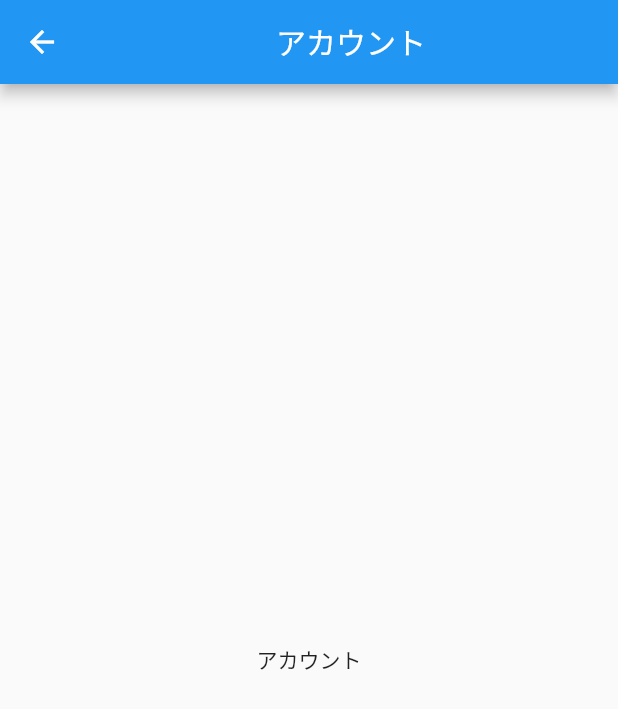
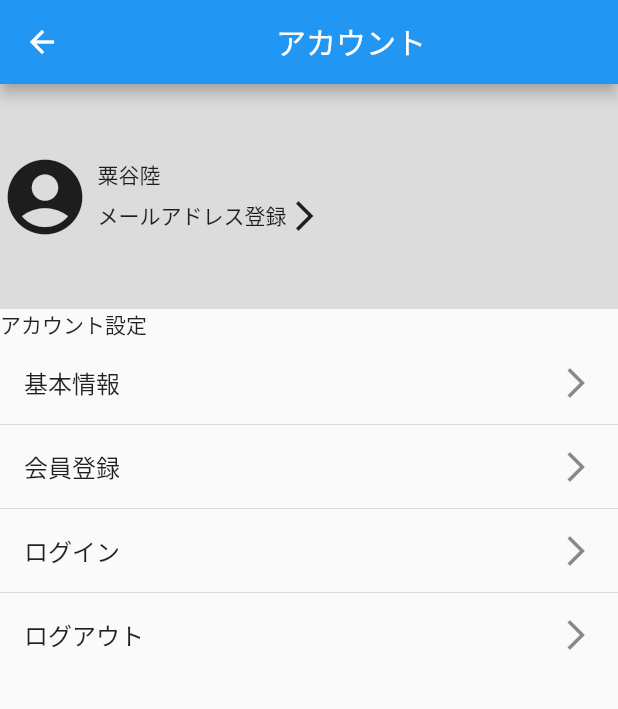
Before and after one commit to uchidaITSP/test_app, a Flutter app: the Acount screen opened directly, on a phone screen of 412 x 824 dp. Shown: the top 709 px of the screen. Run offline on Flutter 3.47's test engine with Material 2 defaults, Android fonts, the phone set to English and light mode, and no system bars.

Commit message:
アカウント画面変更

```diff
--- a/lib/routes/acaunt_route.dart
+++ b/lib/routes/acaunt_route.dart
@@ -15,8 +15,129 @@ class Acount extends StatelessWidget { // <- (※1)
             ],
           )
       ),
-      body: Center(child: Text("アカウント") // <- (※3)
+      body: Container(
+        child: Column(
+          children: <Widget>[
+            _Acounttop(),
+            _Acountmain(),
+          ],
+        ),
+      ) // <- (※3)
+    );
+  }
+}
+class _Acounttop extends StatelessWidget {
+  @override
+  Widget build(BuildContext context) {
+    return Container(
+      height: 150,
+      color: Colors.black12,
+      child: Row(
+        children: <Widget>[
+          Icon(
+            Icons.account_circle,size: 60,
+          ),
+          Expanded(
+            child: Column(
+              crossAxisAlignment: CrossAxisAlignment.start,
+              children: <Widget>[
+                Container(
+                  margin: const EdgeInsets.fromLTRB(5, 50, 0, 5),
+                  child: Text('粟谷陸'),
+                ),
+                Flexible(
+                  child: Row(
+                      children: <Widget>[
+                        Container(
+                          margin: EdgeInsets.fromLTRB(5, 0, 0, 0),
+                          child: Text('メールアドレス登録'),
+                        ),
+                        Icon(Icons.arrow_forward_ios)
+                      ]
+                  ),
+                )
+              ],
+            ),
+          ),
+        ],
       ),
     );
   }
 }
+
+class _Acountmain extends StatelessWidget {
+  @override
+  Widget build(BuildContext context) {
+    return Container(
+      width: double.infinity,
+      child: Column(
+        crossAxisAlignment: CrossAxisAlignment.start,
+        children: <Widget>[
+          Container(
+            child: Text('アカウント設定'),
+          ),
+          Container(
+            child:ListView(
+              scrollDirection: Axis.vertical,
+              shrinkWrap: true,
+
+              children: ListTile.divideTiles(
+                context: context,
+                tiles: [
+                  ListTile(
+                    title: Text('基本情報'),
+                    trailing: Icon(Icons.arrow_forward_ios),
+                    onTap: (){
+
+                    },
+                  ),
+                  ListTile(
+                    title: Text('会員登録'),
+                    trailing: Icon(Icons.arrow_forward_ios),
+                    onTap: (){
+
+                    },
+                  ),
+                  ListTile(
+                    title: Text('ログイン'),
+                    trailing: Icon(Icons.arrow_forward_ios),
+                    onTap: (){
+
+                    },
+                  ),
+                  ListTile(
+                    title: Text('ログアウト'),
+                    trailing: Icon(Icons.arrow_forward_ios),
+                    onTap: (){
+
+                    },
+                  ),
+                ],
+              ).toList(),
+
+//              children: <Widget>[
+//
+//                ListTile(
+//                  title: Text("基本情報"),
+//                  trailing: Icon(Icons.arrow_forward_ios),
+//                ),
+//
+//                ListTile(
+//                  title: Text("ログイン"),
+//                  trailing: Icon(Icons.arrow_forward_ios),
+//                ),
+//                ListTile(
+//                  title: Text("ログアウト"),
+//                  trailing: Icon(Icons.arrow_forward_ios),
+//                ),
+//              ],
+            ),
+          )
+        ],
+      )
+    );
+  }
+}
+
+//scrollDirection: Axis.vertical,
+//shrinkWrap: true,
```
